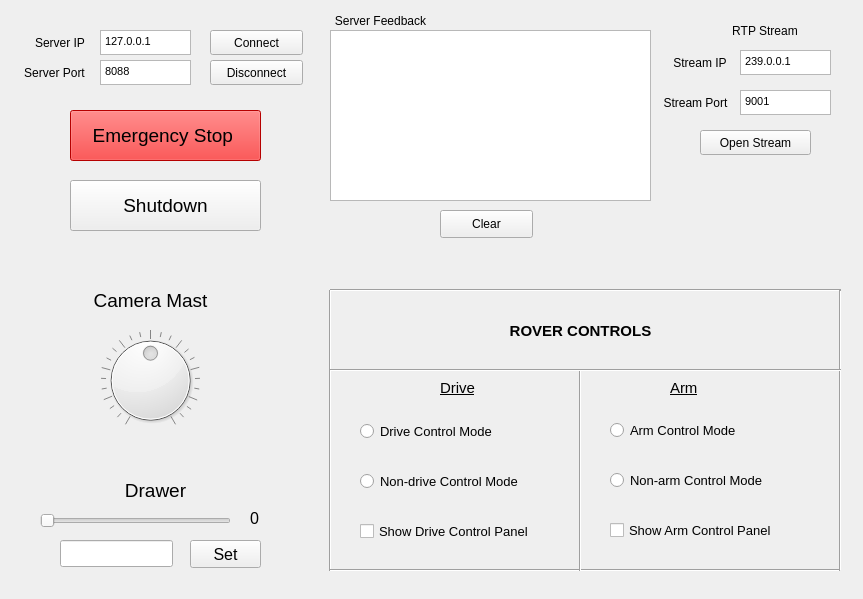
The window that RoverControlGUI/mainwindow.ui (cal-roboops/F2017_Decal) describes before a commit, drawn with Qt 5.
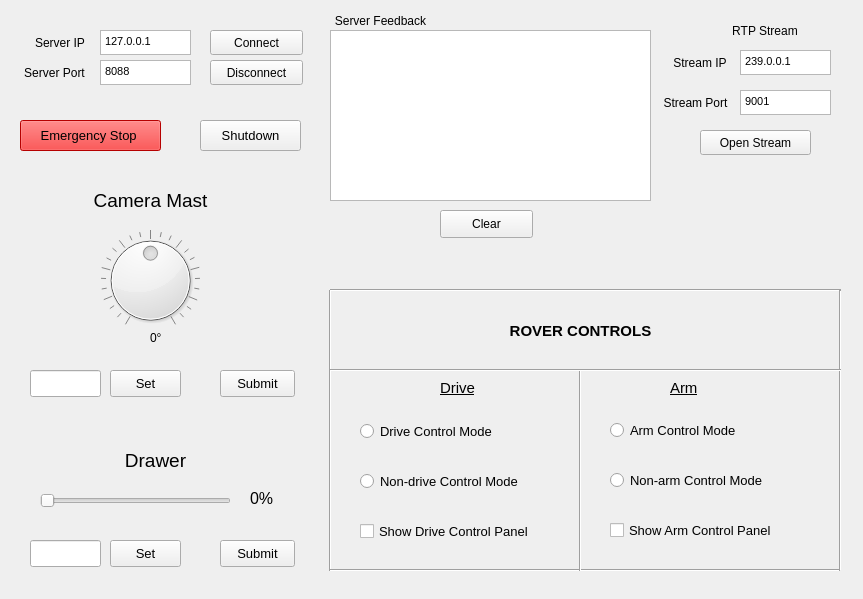
The same window after the commit.

Commit message: forgot to add a few things... NOW waiting  on mitch to transmit new Json values

What changed in the file:
```diff
--- a/RoverControlGUI/mainwindow.ui
+++ b/RoverControlGUI/mainwindow.ui
@@ -520,10 +520,10 @@
     </property>
     <property name="geometry">
      <rect>
-      <x>20</x>
-      <y>110</y>
-      <width>281</width>
-      <height>41</height>
+      <x>710</x>
+      <y>180</y>
+      <width>91</width>
+      <height>61</height>
      </rect>
     </property>
     <property name="text">
@@ -537,7 +537,7 @@
     <property name="geometry">
      <rect>
       <x>40</x>
-      <y>330</y>
+      <y>230</y>
       <width>221</width>
       <height>101</height>
      </rect>
@@ -574,7 +574,7 @@
     <property name="geometry">
      <rect>
       <x>40</x>
-      <y>290</y>
+      <y>190</y>
       <width>221</width>
       <height>20</height>
      </rect>
@@ -595,7 +595,7 @@
     <property name="geometry">
      <rect>
       <x>30</x>
-      <y>480</y>
+      <y>450</y>
       <width>251</width>
       <height>20</height>
      </rect>
@@ -616,7 +616,7 @@
     <property name="geometry">
      <rect>
       <x>40</x>
-      <y>510</y>
+      <y>490</y>
       <width>191</width>
       <height>22</height>
      </rect>
@@ -631,15 +631,15 @@
    <widget class="QPushButton" name="drawerSetValue_button">
     <property name="geometry">
      <rect>
-      <x>190</x>
+      <x>110</x>
       <y>540</y>
       <width>71</width>
-      <height>28</height>
+      <height>27</height>
      </rect>
     </property>
     <property name="font">
      <font>
-      <pointsize>12</pointsize>
+      <pointsize>10</pointsize>
      </font>
     </property>
     <property name="text">
@@ -650,7 +650,7 @@
     <property name="geometry">
      <rect>
       <x>250</x>
-      <y>510</y>
+      <y>490</y>
       <width>51</width>
       <height>16</height>
      </rect>
@@ -661,15 +661,15 @@
      </font>
     </property>
     <property name="text">
-     <string>0</string>
+     <string>0%</string>
     </property>
    </widget>
    <widget class="QLineEdit" name="drawer_LineEdit">
     <property name="geometry">
      <rect>
-      <x>60</x>
+      <x>30</x>
       <y>540</y>
-      <width>113</width>
+      <width>71</width>
       <height>27</height>
      </rect>
     </property>
@@ -677,15 +677,15 @@
    <widget class="QPushButton" name="eStopButton">
     <property name="geometry">
      <rect>
-      <x>70</x>
-      <y>110</y>
-      <width>191</width>
-      <height>51</height>
+      <x>20</x>
+      <y>120</y>
+      <width>141</width>
+      <height>31</height>
      </rect>
     </property>
     <property name="font">
      <font>
-      <pointsize>14</pointsize>
+      <pointsize>10</pointsize>
      </font>
     </property>
     <property name="autoFillBackground">
@@ -701,21 +701,103 @@
    <widget class="QPushButton" name="pushButton">
     <property name="geometry">
      <rect>
-      <x>70</x>
-      <y>180</y>
-      <width>191</width>
-      <height>51</height>
+      <x>200</x>
+      <y>120</y>
+      <width>101</width>
+      <height>31</height>
      </rect>
     </property>
     <property name="font">
      <font>
-      <pointsize>14</pointsize>
+      <pointsize>10</pointsize>
      </font>
     </property>
     <property name="text">
      <string>Shutdown</string>
     </property>
    </widget>
+   <widget class="QLabel" name="cameraDialLabel">
+    <property name="geometry">
+     <rect>
+      <x>150</x>
+      <y>330</y>
+      <width>41</width>
+      <height>16</height>
+     </rect>
+    </property>
+    <property name="font">
+     <font>
+      <pointsize>9</pointsize>
+     </font>
+    </property>
+    <property name="text">
+     <string>0°</string>
+    </property>
+   </widget>
+   <widget class="QLineEdit" name="cameraLineEdit">
+    <property name="geometry">
+     <rect>
+      <x>30</x>
+      <y>370</y>
+      <width>71</width>
+      <height>27</height>
+     </rect>
+    </property>
+   </widget>
+   <widget class="QPushButton" name="cameraSetButton">
+    <property name="geometry">
+     <rect>
+      <x>110</x>
+      <y>370</y>
+      <width>71</width>
+      <height>27</height>
+     </rect>
+    </property>
+    <property name="font">
+     <font>
+      <pointsize>10</pointsize>
+     </font>
+    </property>
+    <property name="text">
+     <string>Set</string>
+    </property>
+   </widget>
+   <widget class="QPushButton" name="cameraSubmitBtn">
+    <property name="geometry">
+     <rect>
+      <x>220</x>
+      <y>370</y>
+      <width>75</width>
+      <height>27</height>
+     </rect>
+    </property>
+    <property name="font">
+     <font>
+      <pointsize>10</pointsize>
+     </font>
+    </property>
+    <property name="text">
+     <string>Submit</string>
+    </property>
+   </widget>
+   <widget class="QPushButton" name="drawerSubmitBtn">
+    <property name="geometry">
+     <rect>
+      <x>220</x>
+      <y>540</y>
+      <width>75</width>
+      <height>27</height>
+     </rect>
+    </property>
+    <property name="font">
+     <font>
+      <pointsize>10</pointsize>
+     </font>
+    </property>
+    <property name="text">
+     <string>Submit</string>
+    </property>
+   </widget>
   </widget>
  </widget>
  <layoutdefault spacing="6" margin="11"/>
```
Left out of the diff: 2 changed lines with no effect on the pictures. The commit also changes 2 other files.
